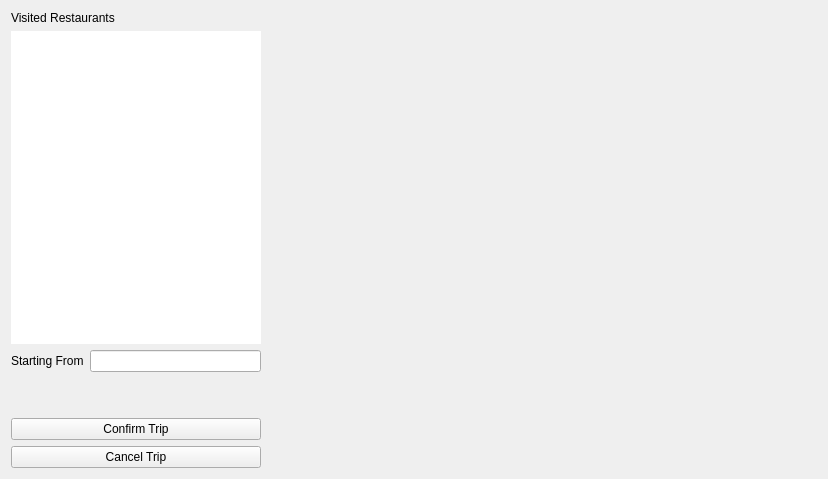
This is restaurantwidget.ui in jwannamaker/CS1D_FastFoodProject as Qt 5 draws it before an edit. The edited form follows.
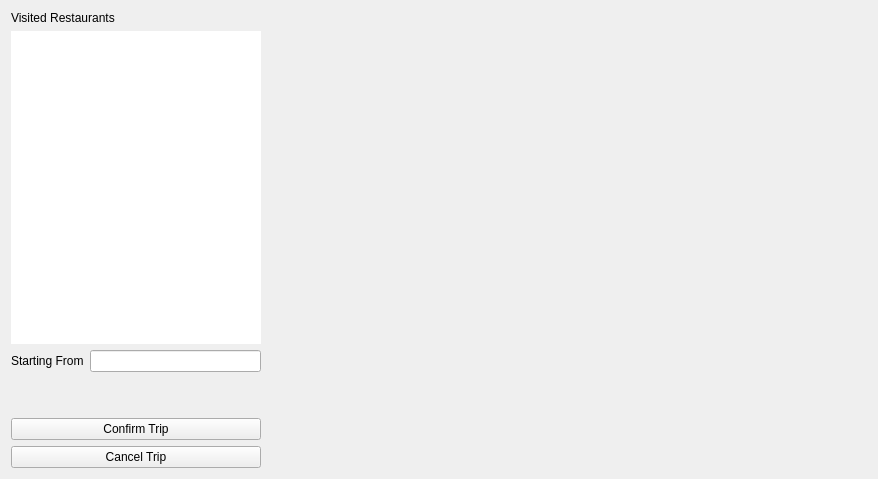
This is the edited form.

```diff
--- a/restaurantwidget.ui
+++ b/restaurantwidget.ui
@@ -127,10 +127,16 @@
      </property>
      <property name="minimumSize">
       <size>
-       <width>550</width>
+       <width>600</width>
        <height>0</height>
       </size>
      </property>
+     <property name="maximumSize">
+      <size>
+       <width>600</width>
+       <height>16777215</height>
+      </size>
+     </property>
      <property name="frameShape">
       <enum>QFrame::NoFrame</enum>
      </property>
@@ -138,7 +144,7 @@
       <enum>QFrame::Plain</enum>
      </property>
      <property name="verticalScrollBarPolicy">
-      <enum>Qt::ScrollBarAlwaysOff</enum>
+      <enum>Qt::ScrollBarAsNeeded</enum>
      </property>
      <property name="horizontalScrollBarPolicy">
       <enum>Qt::ScrollBarAlwaysOff</enum>
@@ -154,7 +160,7 @@
        <rect>
         <x>0</x>
         <y>0</y>
-        <width>550</width>
+        <width>600</width>
         <height>465</height>
        </rect>
       </property>
```
